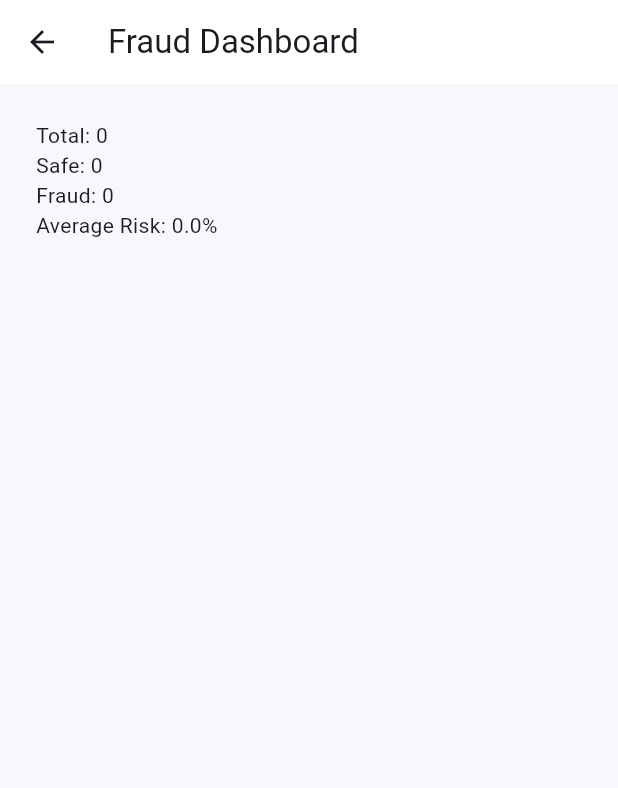
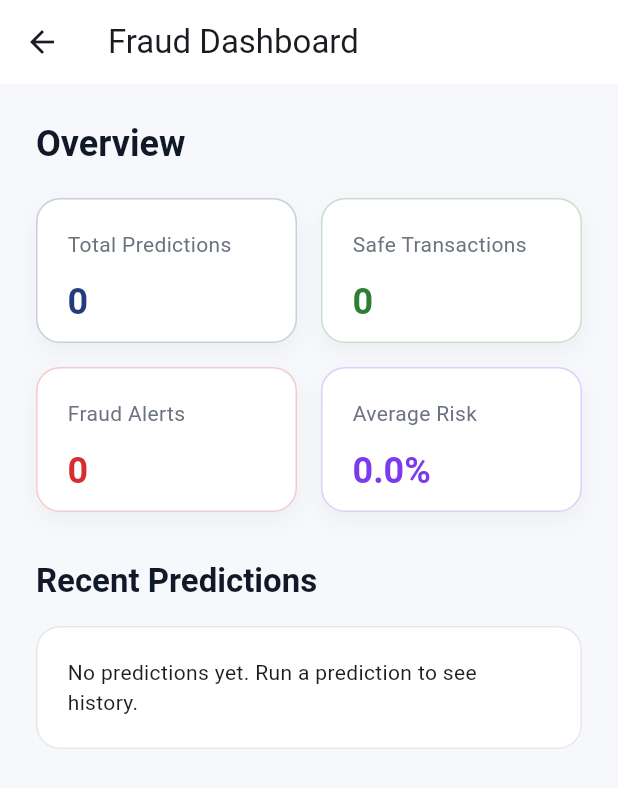
Before and after one commit to AbhishekPurbey02/fraud-detection-ml-system, a Flutter app: the DashboardScreen screen opened directly, on a phone screen of 412 x 824 dp. Shown: the top 788 px of the screen. Run offline on Flutter 3.47's test engine with Material 3 defaults, Android fonts, the phone set to English and light mode, and no system bars.

Commit message:
Implemented the Dashboard stat card to look UI more profession also added the recent history

```diff
--- a/flutter_app/fraud_detection_app/lib/screens/dashboard_screen.dart
+++ b/flutter_app/fraud_detection_app/lib/screens/dashboard_screen.dart
@@ -1,6 +1,7 @@
 import 'package:flutter/material.dart';
 import '../models/prediction_record.dart';
 import '../services/prediction_history_service.dart';
+import '../widgets/dashboard_stat_card.dart';
 
 class DashboardScreen extends StatelessWidget {
   const DashboardScreen({super.key});
@@ -13,12 +14,13 @@ class DashboardScreen extends StatelessWidget {
     final fraudCount = records.where((record) => record.isFraud).length;
     final safeCount = total - fraudCount;
 
-    final averageRisk = total == 0
-        ? 0.0
-        : records
-                .map((record) => record.riskPercentage)
-                .reduce((a, b) => a + b) /
-            total;
+    final averageRisk =
+        total == 0
+            ? 0.0
+            : records
+                    .map((record) => record.riskPercentage)
+                    .reduce((a, b) => a + b) /
+                total;
 
     return Scaffold(
       backgroundColor: const Color(0xFFF7F8FC),
@@ -26,10 +28,140 @@ class DashboardScreen extends StatelessWidget {
         title: const Text('Fraud Dashboard'),
         backgroundColor: Colors.white,
       ),
-      body: Padding(
+      body: SingleChildScrollView(
         padding: const EdgeInsets.all(24),
-        child: Text(
-          'Total: $total\nSafe: $safeCount\nFraud: $fraudCount\nAverage Risk: ${averageRisk.toStringAsFixed(1)}%',
+        child: Column(
+          crossAxisAlignment: CrossAxisAlignment.start,
+          children: [
+            Text(
+              'Overview',
+              style: Theme.of(context).textTheme.headlineSmall?.copyWith(
+                fontWeight: FontWeight.bold,
+                color: const Color(0xFF111827),
+              ),
+            ),
+            const SizedBox(height: 20),
+
+            GridView(
+              shrinkWrap: true,
+              physics: const NeverScrollableScrollPhysics(),
+              gridDelegate: const SliverGridDelegateWithMaxCrossAxisExtent(
+                maxCrossAxisExtent: 260,
+                mainAxisSpacing: 16,
+                crossAxisSpacing: 16,
+                childAspectRatio: 1.8,
+              ),
+              children: [
+                DashboardStatCard(
+                  title: 'Total Predictions',
+                  value: total.toString(),
+                  color: const Color(0xFF253B80),
+                ),
+                DashboardStatCard(
+                  title: 'Safe Transactions',
+                  value: safeCount.toString(),
+                  color: const Color(0xFF2E7D32),
+                ),
+                DashboardStatCard(
+                  title: 'Fraud Alerts',
+                  value: fraudCount.toString(),
+                  color: const Color(0xFFD32F2F),
+                ),
+                DashboardStatCard(
+                  title: 'Average Risk',
+                  value: '${averageRisk.toStringAsFixed(1)}%',
+                  color: const Color(0xFF7C3AED),
+                ),
+              ],
+            ),
+            const SizedBox(height: 32),
+            Text(
+              'Recent Predictions',
+              style: Theme.of(context).textTheme.titleLarge?.copyWith(
+                fontWeight: FontWeight.bold,
+                color: const Color(0xFF111827),
+              ),
+            ),
+            const SizedBox(height: 16),
+            if (records.isEmpty)
+              Container(
+                width: double.infinity,
+                padding: const EdgeInsets.all(20),
+                decoration: BoxDecoration(
+                  color: Colors.white,
+                  borderRadius: BorderRadius.circular(16),
+                  border: Border.all(color: const Color(0xFFE5E7EB)),
+                ),
+                child: const Text(
+                  'No predictions yet. Run a prediction to see history.',
+                ),
+              )
+            else
+              Column(
+                children:
+                    records.reversed.map((record) {
+                      final color =
+                          record.isFraud
+                              ? const Color(0xFFD32F2F)
+                              : const Color(0xFF2E7D32);
+
+                      return Container(
+                        margin: const EdgeInsets.only(bottom: 12),
+                        padding: const EdgeInsets.all(16),
+                        decoration: BoxDecoration(
+                          color: Colors.white,
+                          borderRadius: BorderRadius.circular(14),
+                          border: Border.all(color: color.withOpacity(0.25)),
+                        ),
+                        child: Row(
+                          children: [
+                            Icon(
+                              record.isFraud
+                                  ? Icons.warning
+                                  : Icons.check_circle,
+                              color: color,
+                            ),
+                            const SizedBox(width: 12),
+                            Expanded(
+                              child: Column(
+                                crossAxisAlignment: CrossAxisAlignment.start,
+                                children: [
+                                  Text(
+                                    record.result,
+                                    style: Theme.of(
+                                      context,
+                                    ).textTheme.titleMedium?.copyWith(
+                                      fontWeight: FontWeight.bold,
+                                      color: const Color(0xFF111827),
+                                    ),
+                                  ),
+                                  const SizedBox(height: 4),
+                                  Text(
+                                    record.source,
+                                    style: Theme.of(
+                                      context,
+                                    ).textTheme.bodyMedium?.copyWith(
+                                      color: const Color(0xFF6B7280),
+                                    ),
+                                  ),
+                                ],
+                              ),
+                            ),
+                            Text(
+                              '${record.riskPercentage.toStringAsFixed(0)}%',
+                              style: Theme.of(
+                                context,
+                              ).textTheme.titleMedium?.copyWith(
+                                color: color,
+                                fontWeight: FontWeight.bold,
+                              ),
+                            ),
+                          ],
+                        ),
+                      );
+                    }).toList(),
+              ),
+          ],
         ),
       ),
     );
--- /dev/null
+++ b/flutter_app/fraud_detection_app/lib/widgets/dashboard_stat_card.dart
@@ -0,0 +1,52 @@
+import 'package:flutter/material.dart';
+
+class DashboardStatCard extends StatelessWidget {
+  final String title;
+  final String value;
+  final Color color;
+
+  const DashboardStatCard({
+    super.key,
+    required this.title,
+    required this.value,
+    required this.color,
+  });
+
+  @override
+  Widget build(BuildContext context) {
+    return Container(
+      padding: const EdgeInsets.all(20),
+      decoration: BoxDecoration(
+        color: Colors.white,
+        borderRadius: BorderRadius.circular(16),
+        border: Border.all(color: color.withOpacity(0.25)),
+        boxShadow: [
+          BoxShadow(
+            color: Colors.black.withOpacity(0.04),
+            blurRadius: 12,
+            offset: const Offset(0, 6),
+          ),
+        ],
+      ),
+      child: Column(
+        crossAxisAlignment: CrossAxisAlignment.start,
+        children: [
+          Text(
+            title,
+            style: Theme.of(context).textTheme.bodyMedium?.copyWith(
+                  color: const Color(0xFF6B7280),
+                ),
+          ),
+          const SizedBox(height: 12),
+          Text(
+            value,
+            style: Theme.of(context).textTheme.headlineSmall?.copyWith(
+                  color: color,
+                  fontWeight: FontWeight.bold,
+                ),
+          ),
+        ],
+      ),
+    );
+  }
+}
```
